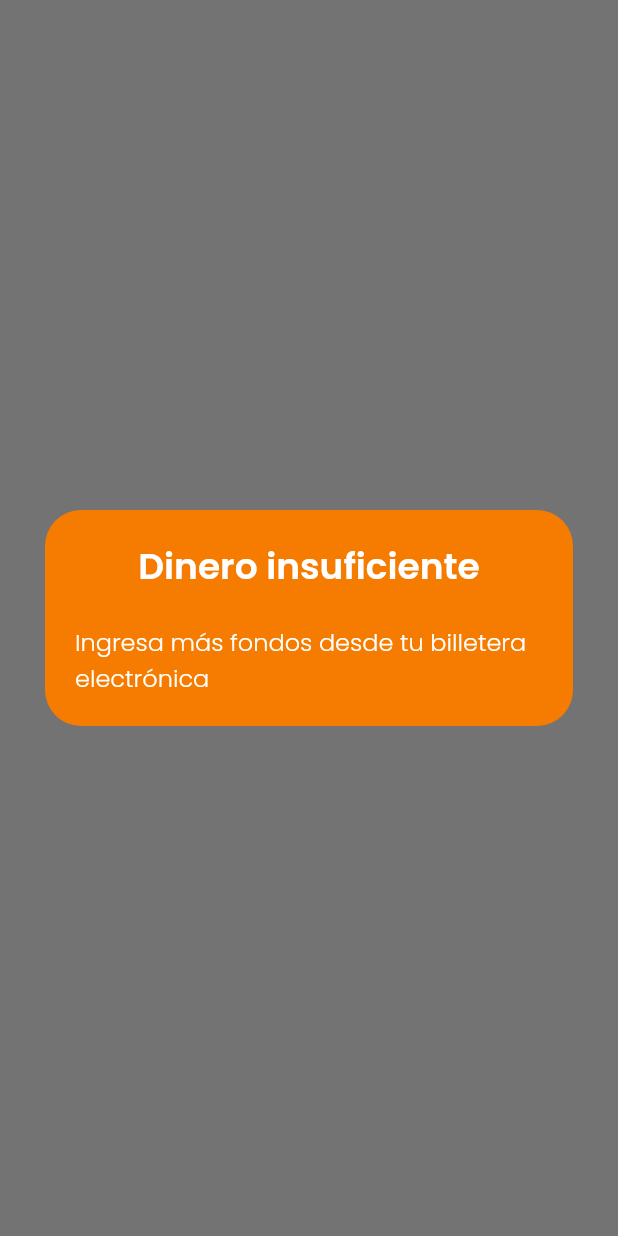
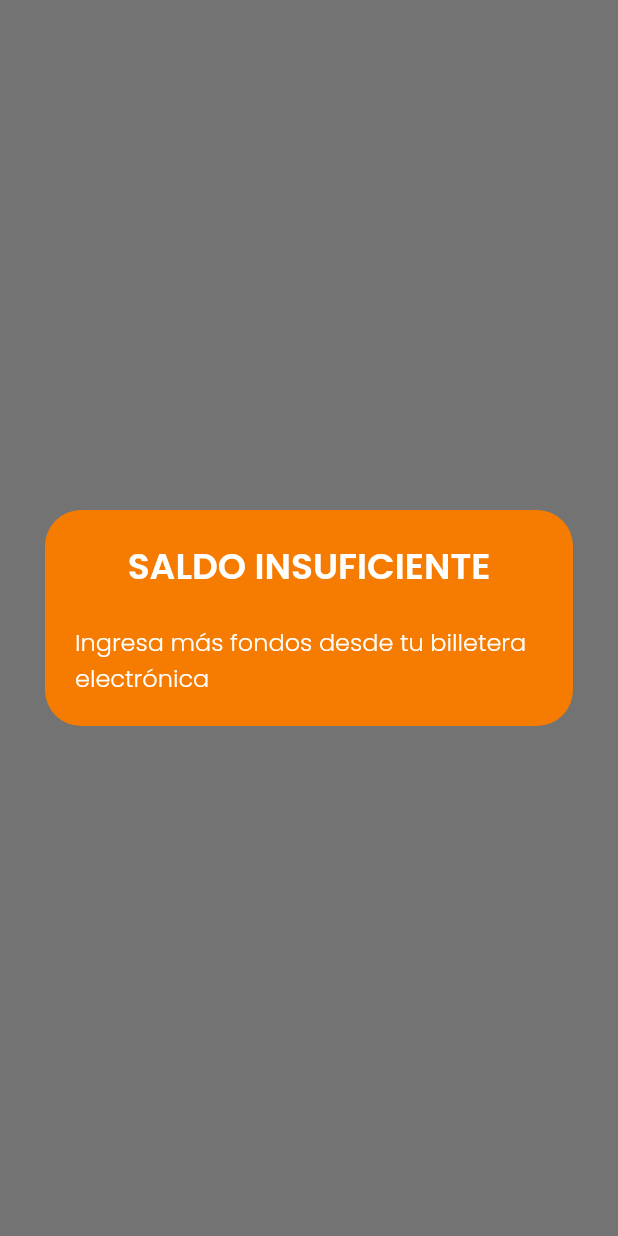
Before and after one commit to Rookie-Roosters/pili-phone-automaton, a Flutter app: what callDialog() shows on an empty page, opened directly, on a phone screen of 412 x 824 dp. Run offline on Flutter 3.47's test engine with Material 2 defaults, Android fonts, the phone set to English and light mode, and no system bars; our stand-ins replace get, line_icons, logger, lottie, mask_text_input_formatter.

Commit message:
New status dialogs

```diff
--- a/lib/pages/phone_page.dart
+++ b/lib/pages/phone_page.dart
@@ -135,7 +135,7 @@ class _DialPad extends GetView<PhoneController> {
   }
 }
 
-Future<void> callDialog(CallStatus status) async {
+Future<void> callDialog(CallStatus status, [Widget? extra]) async {
   return Get.dialog(Material(
     color: Colors.transparent,
     child: Container(
@@ -145,12 +145,15 @@ Future<void> callDialog(CallStatus status) async {
       ),
       padding: kPadding,
       child: Column(crossAxisAlignment: CrossAxisAlignment.stretch, mainAxisSize: MainAxisSize.min, children: [
-        Text(status.title, style: Get.textTheme.headline5?.copyWith(color: Colors.white, fontWeight: FontWeight.bold), textAlign: TextAlign.center),
+        Text(status.title.toUpperCase(),
+            style: Get.textTheme.headline5?.copyWith(color: Colors.white, fontWeight: FontWeight.bold), textAlign: TextAlign.center),
         kSpacerY,
-        Text(
-          status.text,
-          style: Get.textTheme.bodyText1?.copyWith(color: Colors.white),
-        ),
+        if (status.text.isNotEmpty)
+          Text(
+            status.text,
+            style: Get.textTheme.bodyText1?.copyWith(color: Colors.white),
+          ),
+        if (extra != null) extra.pt
       ]),
     ),
   ).p4.centered());
@@ -166,11 +169,11 @@ extension CallStatusExtension on CallStatus {
   String get title {
     switch (this) {
       case CallStatus.insufficientMoney:
-        return 'Dinero insuficiente';
+        return 'Saldo insuficiente';
       case CallStatus.wrongNumber:
         return 'Número incorrecto';
       case CallStatus.success:
-        return 'Realizando llamada...';
+        return 'Conectando llamada...';
     }
   }
 
@@ -181,7 +184,7 @@ extension CallStatusExtension on CallStatus {
       case CallStatus.wrongNumber:
         return 'Intenta con alguno de los siguientes: INTER, GOB, LOC';
       case CallStatus.success:
-        return '* llamada *';
+        return '';
     }
   }
 }
--- a/pubspec.yaml
+++ b/pubspec.yaml
@@ -36,6 +36,7 @@ dependencies:
   line_icons: ^2.0.1
   xml: ^5.3.1
   mask_text_input_formatter: ^2.0.0
+  lottie: ^1.2.1
 
 
   # The following adds the Cupertino Icons font to your application.
@@ -67,6 +68,7 @@ flutter:
   assets:
     - assets/
     - assets/machines/
+    - assets/animations/
 
   fonts:
     - family: Poppins
```
Also changed, not shown: assets/animations/ringing.json (added, +1 -0 lines), lib/pages/phone_controller.dart (+24 -1 lines), pubspec.lock.
